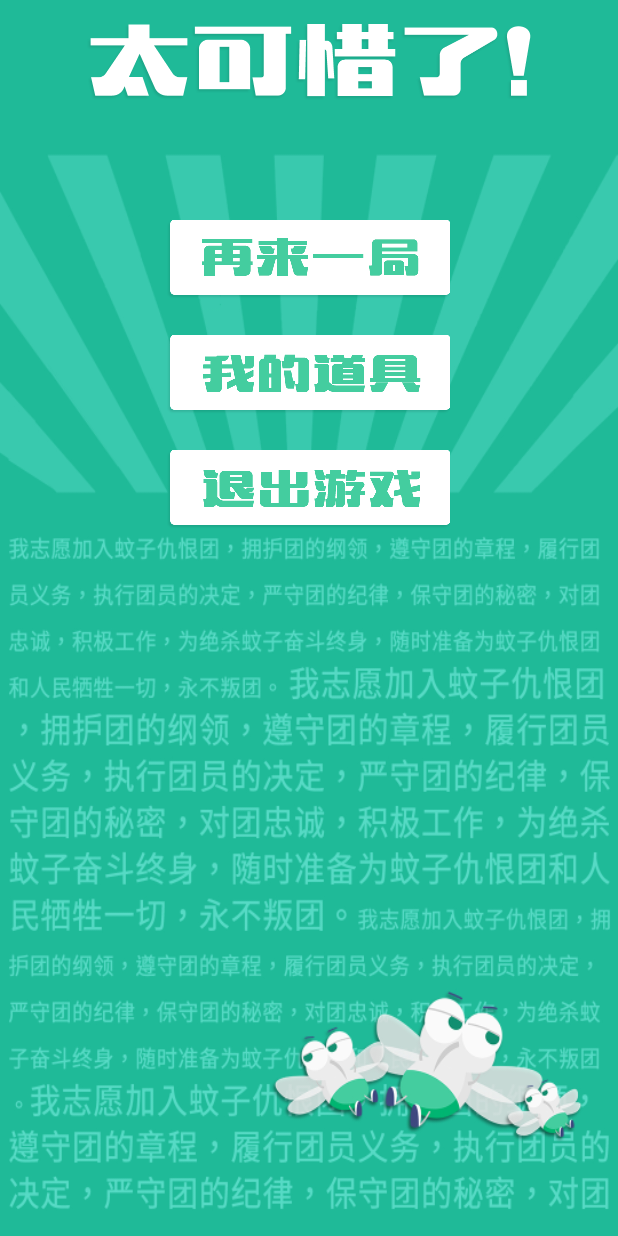
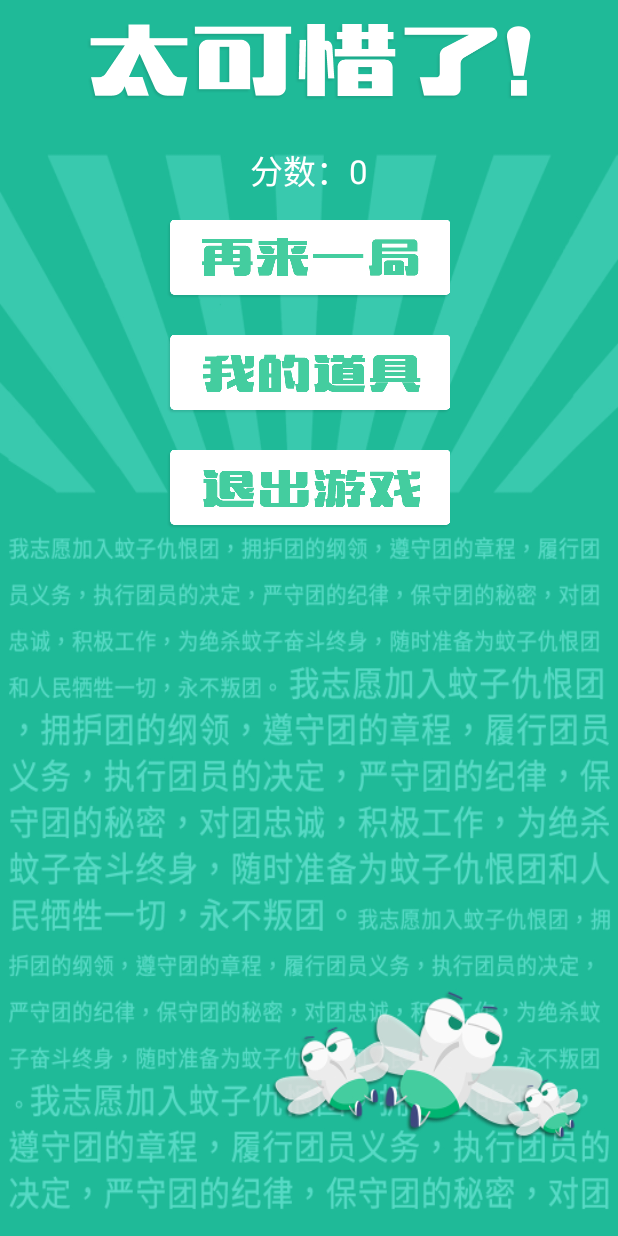
Before and after one commit to linroid/WWW, an Android app: the GameOverActivity screen opened directly, with no data from a screen before it, on a phone screen of 412 x 824 dp. Run offline under Robolectric (Android 15) with nearby library versions, the phone set to English and light mode, and no system bars; our stand-ins replace ButterKnife; 1 statement that could not run was skipped.

Commit message:
display score in GameOverActiivty

```diff
--- a/app/src/main/java/io/hackathon/www/activity/GameOverActivity.java
+++ b/app/src/main/java/io/hackathon/www/activity/GameOverActivity.java
@@ -4,19 +4,25 @@ import android.content.Intent;
 import android.os.Bundle;
 import android.support.v7.app.AppCompatActivity;
 import android.widget.ImageButton;
+import android.widget.TextView;
 
 import butterknife.ButterKnife;
+import butterknife.InjectView;
 import butterknife.OnClick;
 import io.hackathon.www.R;
 import io.hackathon.www.android.GameLauncher;
 
 public class GameOverActivity extends AppCompatActivity {
 
+    @InjectView(R.id.score)
+    TextView scoreTV;
     @Override
     protected void onCreate(Bundle savedInstanceState) {
         super.onCreate(savedInstanceState);
         setContentView(R.layout.activity_game_over);
         ButterKnife.inject(this);
+        int score = getIntent().getExtras().getInt("score");
+        scoreTV.setText(getString(R.string.score, score));
     }
     @OnClick( R.id.btn_again)
     public void onSingleBtnClick(ImageButton btn){
--- a/app/src/main/java/io/hackathon/www/fragment/GameFragment.java
+++ b/app/src/main/java/io/hackathon/www/fragment/GameFragment.java
@@ -65,6 +65,7 @@ public class GameFragment extends Fragment {
         super.onActivityResult(requestCode, resultCode, data);
         if(requestCode == REQUEST_GAME && resultCode== Activity.RESULT_OK) {
             Intent intent = new Intent(getActivity(), GameOverActivity.class);
+            intent.putExtras(data.getExtras());
             startActivity(intent);
         }
     }
--- a/app/src/main/res/layout/activity_game_over.xml
+++ b/app/src/main/res/layout/activity_game_over.xml
@@ -20,7 +20,16 @@
             android:layout_height="wrap_content"
             android:layout_centerHorizontal="true"
             android:src="@drawable/lose" />
-
+        <TextView
+            android:id="@+id/score"
+            android:layout_width="wrap_content"
+            android:layout_height="wrap_content"
+            android:textColor="@android:color/white"
+            android:layout_below="@id/lose"
+            android:layout_marginTop="30dp"
+            android:textAppearance="?android:textAppearanceLarge"
+            android:layout_centerHorizontal="true"
+            android:text="@string/score"/>
         <LinearLayout
             android:layout_width="wrap_content"
             android:layout_height="wrap_content"
--- a/app/src/main/res/layout/activity_props.xml
+++ b/app/src/main/res/layout/activity_props.xml
@@ -108,7 +108,7 @@
                     android:layout_height="wrap_content"
                     android:layout_gravity="center_horizontal"
                     android:layout_marginTop="12dp"
-                    android:text="喷雾(5)"
+                    android:text="喷雾(11)"
                     android:textColor="@color/primaryColor" />
             </LinearLayout>
 
@@ -135,7 +135,7 @@
                     android:layout_height="wrap_content"
                     android:layout_gravity="center_horizontal"
                     android:layout_marginTop="12dp"
-                    android:text="特殊蚊子(5)"
+                    android:text="特殊蚊子(1)"
                     android:textColor="@color/primaryColor" />
             </LinearLayout>
         </RelativeLayout>
--- a/app/src/main/res/layout/fragment_look.xml
+++ b/app/src/main/res/layout/fragment_look.xml
@@ -31,7 +31,7 @@
             <io.hackathon.www.FixedRecyclerView
                 android:id="@+id/top_list"
                 android:layout_width="match_parent"
-                android:layout_height="120dp"
+                android:layout_height="90dp"
                 android:layout_marginTop="8dp"/>
         </LinearLayout>
         <View
--- a/app/src/main/res/values/strings.xml
+++ b/app/src/main/res/values/strings.xml
@@ -12,4 +12,5 @@
     <string name="sympathy_count">同情(%d)</string>
     <string name="title_activity_props">PropsActivity</string>
     <string name="title_activity_game_over">GameOverActivity</string>
+    <string name="score">分数：%d</string>
 </resources>
```
Also changed, not shown: 3 other files.
